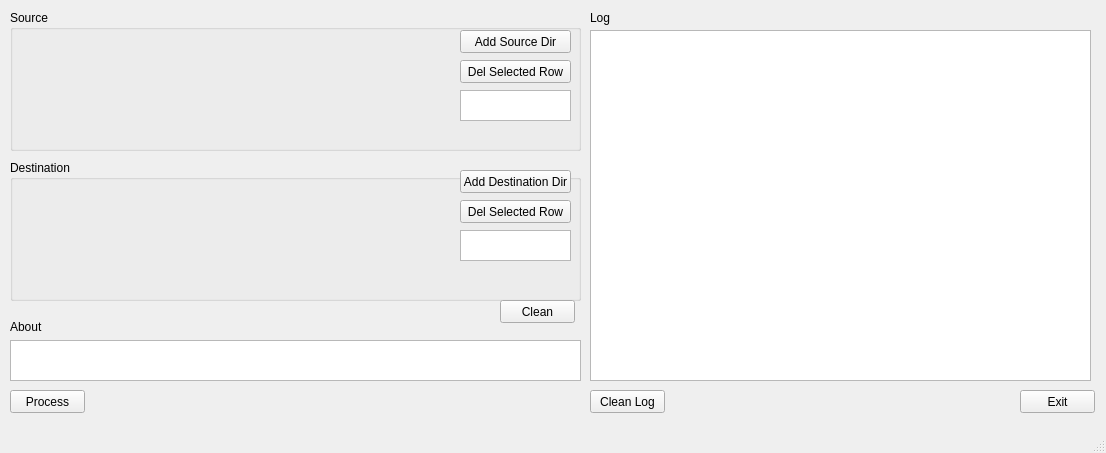
First picture: the form in iu/copyfiles_main_wdw.ui, repository cratzerdigitalreef/CopyFiles, before the edit.
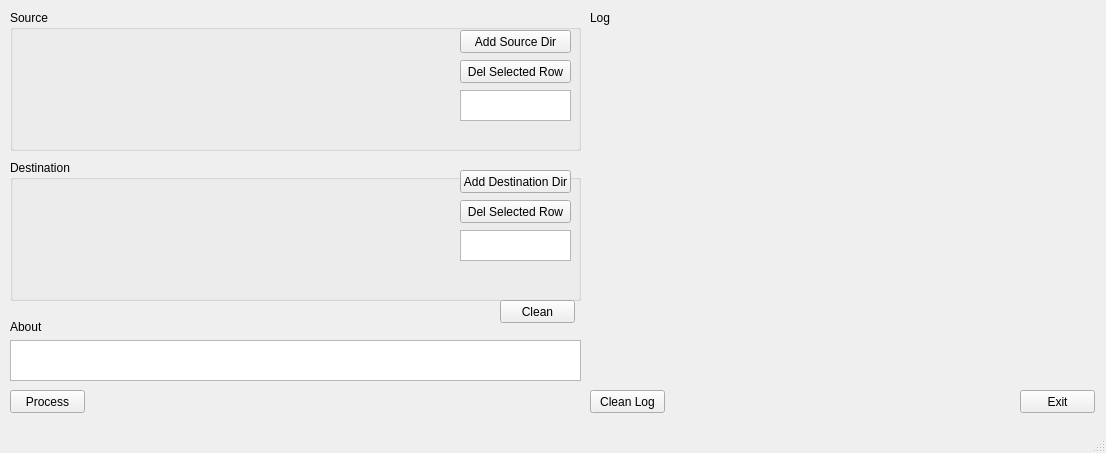
Second picture: the form after the edit.

The edit to the form file:
```diff
--- a/iu/copyfiles_main_wdw.ui
+++ b/iu/copyfiles_main_wdw.ui
@@ -14,16 +14,6 @@
    <string>Copy Files</string>
   </property>
   <widget class="QWidget" name="centralwidget">
-   <widget class="QTextEdit" name="txtLog">
-    <property name="geometry">
-     <rect>
-      <x>590</x>
-      <y>30</y>
-      <width>501</width>
-      <height>351</height>
-     </rect>
-    </property>
-   </widget>
    <widget class="QPushButton" name="pbProcess">
     <property name="geometry">
      <rect>
@@ -238,6 +228,17 @@
      <string>Clean Log</string>
     </property>
    </widget>
+   <widget class="QWidget" name="verticalLayoutWidget_3">
+    <property name="geometry">
+     <rect>
+      <x>590</x>
+      <y>30</y>
+      <width>511</width>
+      <height>351</height>
+     </rect>
+    </property>
+    <layout class="QVBoxLayout" name="verticalLayoutLog"/>
+   </widget>
   </widget>
   <widget class="QMenuBar" name="menubar">
    <property name="geometry">
```
